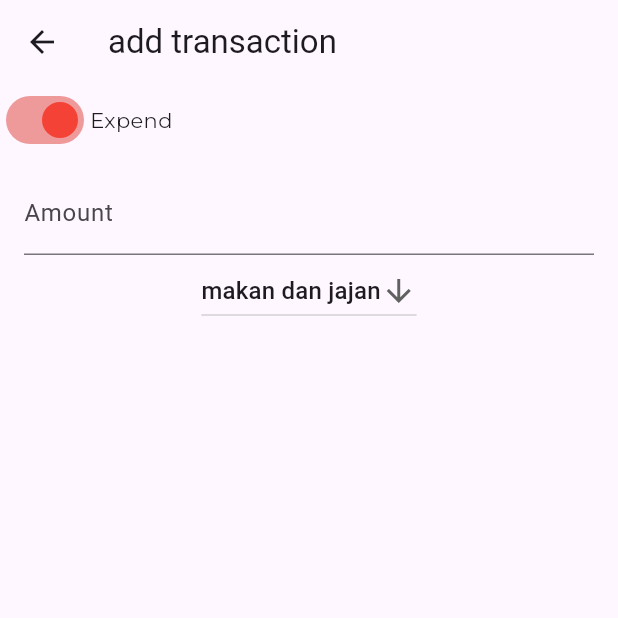
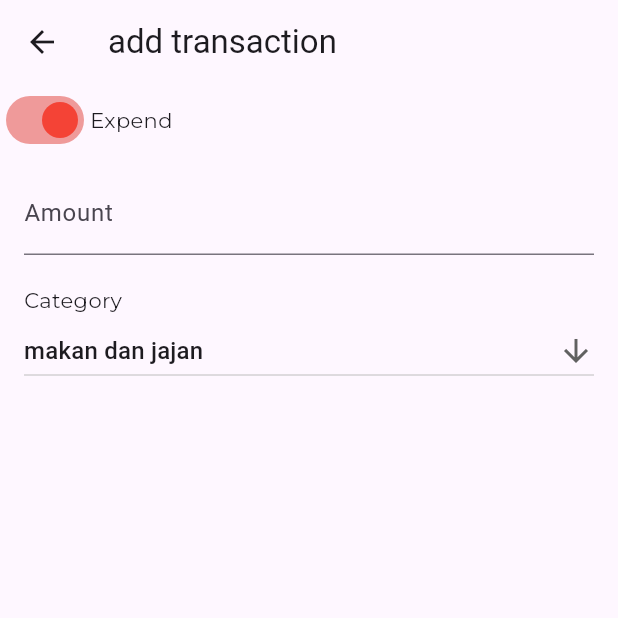
Before and after one commit to ZidannAR/MoneyTracker, a Flutter app: the TransactionPage screen opened directly, on a phone screen of 412 x 824 dp, the top half of it. Run offline on Flutter 3.47's test engine with Material 3 defaults, Android fonts, the phone set to English and light mode, and no system bars; our stand-ins replace google_fonts; missing offline and left inert: calendar_appbar.

```diff
--- a/lib/pages/transaction_page.dart
+++ b/lib/pages/transaction_page.dart
@@ -19,6 +19,7 @@ class _TransactionPageState extends State<TransactionPage> {
       body: SingleChildScrollView(
         child: SafeArea(
           child: Column(
+            crossAxisAlignment: CrossAxisAlignment.start,
             children: [
               Row(
                 children: [
@@ -52,8 +53,16 @@ class _TransactionPageState extends State<TransactionPage> {
                   ),
                 ),
               ),
-              DropdownButton<String>(
+              SizedBox(height: 20),
+              Padding(
+                padding: const EdgeInsets.symmetric(horizontal: 16),
+                child: Text('Category', style: GoogleFonts.montserrat(),),
+              ),
+              Padding(
+                padding: const EdgeInsets.symmetric(horizontal: 16),
+                child: DropdownButton<String>(
                   value: dropDownValue,
+                  isExpanded: true,
                   icon: Icon(Icons.arrow_downward),
                   items: list.map<DropdownMenuItem<String>>((String value) {
                     return DropdownMenuItem(value: value, child: Text(value));
@@ -62,6 +71,7 @@ class _TransactionPageState extends State<TransactionPage> {
                   ),
                   onChanged: (String? value) {},
                 ),
+              ),
             ],
           ),
         ),
```
Lines whose indentation alone changed are shown as unchanged.
